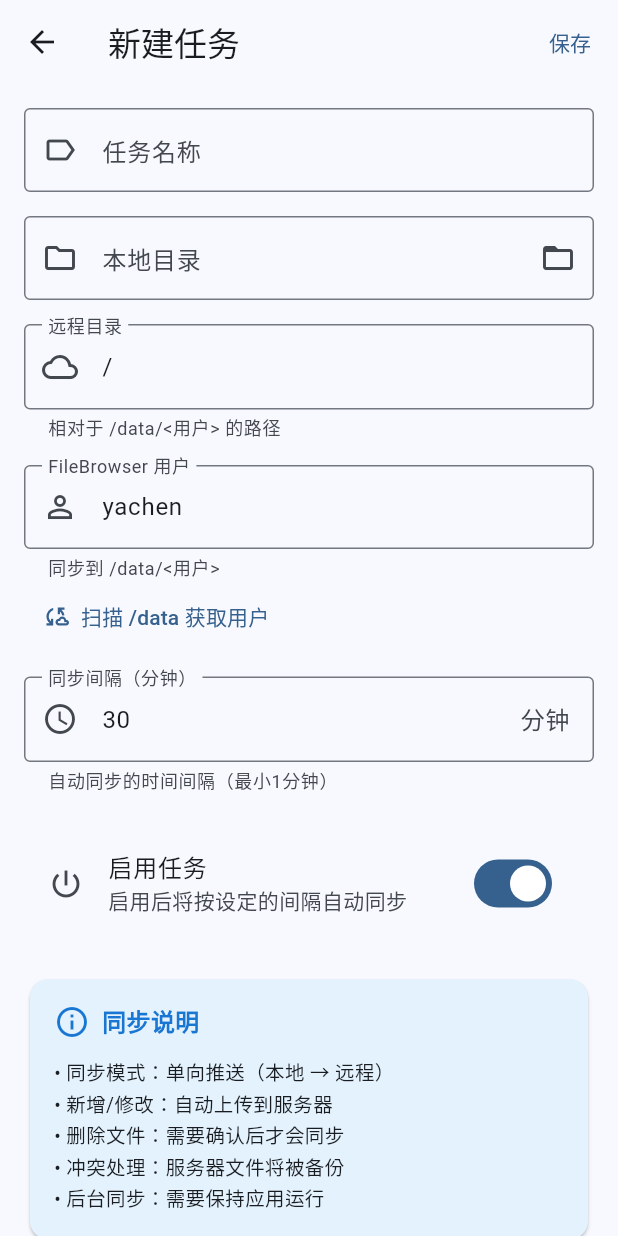
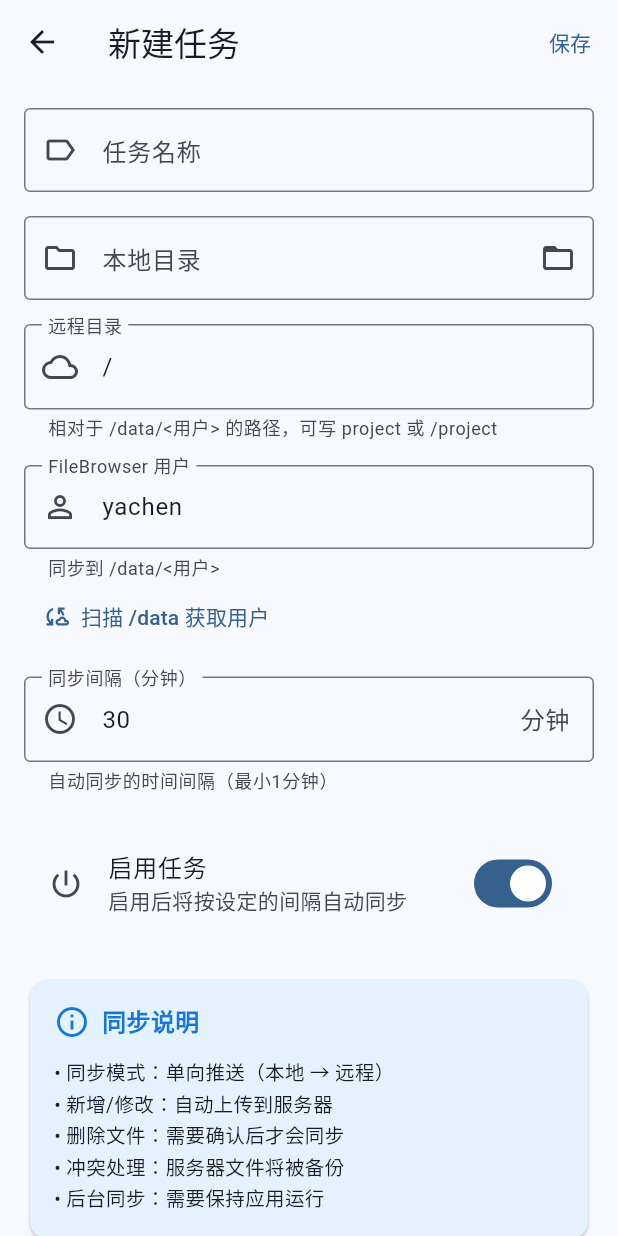
Before and after one commit to Ye-Yu-Mo/sync, a Flutter app: the TaskEditScreen screen opened directly, on a phone screen of 412 x 824 dp. Run offline on Flutter 3.47's test engine with Material 3 defaults, Android fonts, the phone set to English and light mode, and no system bars; our stand-ins replace file_picker, flutter_secure_storage; missing offline and left inert: dartssh2, workmanager; accounts and stored records are empty.

Commit message:
feat: improve remote path flexibility and update documentation
- Remove requirement for remote paths to start with '/' in task form validation
- Update helper text to clarify both relative and absolute path formats are accepted
- Add write permissions to GitHub workflow for automated releases
- Expand README with comprehensive feature documentation and usage instructions
- Document scheduler behavior across platforms and configuration file locations

The changes make remote path entry more flexible while maintaining validation for trailing slashes. Documentation updates provide clearer guidance for users and developers.

```diff
--- a/lib/screens/task_edit_screen.dart
+++ b/lib/screens/task_edit_screen.dart
@@ -137,7 +137,7 @@ class _TaskEditScreenState extends State<TaskEditScreen> {
                 hintText: '例如：/backup/documents',
                 border: const OutlineInputBorder(),
                 prefixIcon: const Icon(Icons.cloud_outlined),
-                helperText: '相对于 $_remoteBaseDisplay/<用户> 的路径',
+                helperText: '相对于 $_remoteBaseDisplay/<用户> 的路径，可写 project 或 /project',
               ),
               validator: _validateRemoteDir,
               textInputAction: TextInputAction.next,
@@ -291,9 +291,6 @@ class _TaskEditScreenState extends State<TaskEditScreen> {
       return '请输入远程目录';
     }
     final trimmed = value.trim();
-    if (!trimmed.startsWith('/')) {
-      return '远程目录必须以 / 开头';
-    }
     if (trimmed.length > 1 && trimmed.endsWith('/')) {
       return '远程目录不能以 / 结尾（根目录除外）';
     }
--- a/lib/services/task_manager.dart
+++ b/lib/services/task_manager.dart
@@ -188,6 +188,7 @@ class TaskManager {
     final config = await _getConfig();
     final newConfig = config.addTask(newTask);
     await _saveConfig(newConfig);
+    await _scheduleTaskIfNeeded(newTask);
 
     return newTask;
   }
```
Also changed, not shown: 2 other files.
